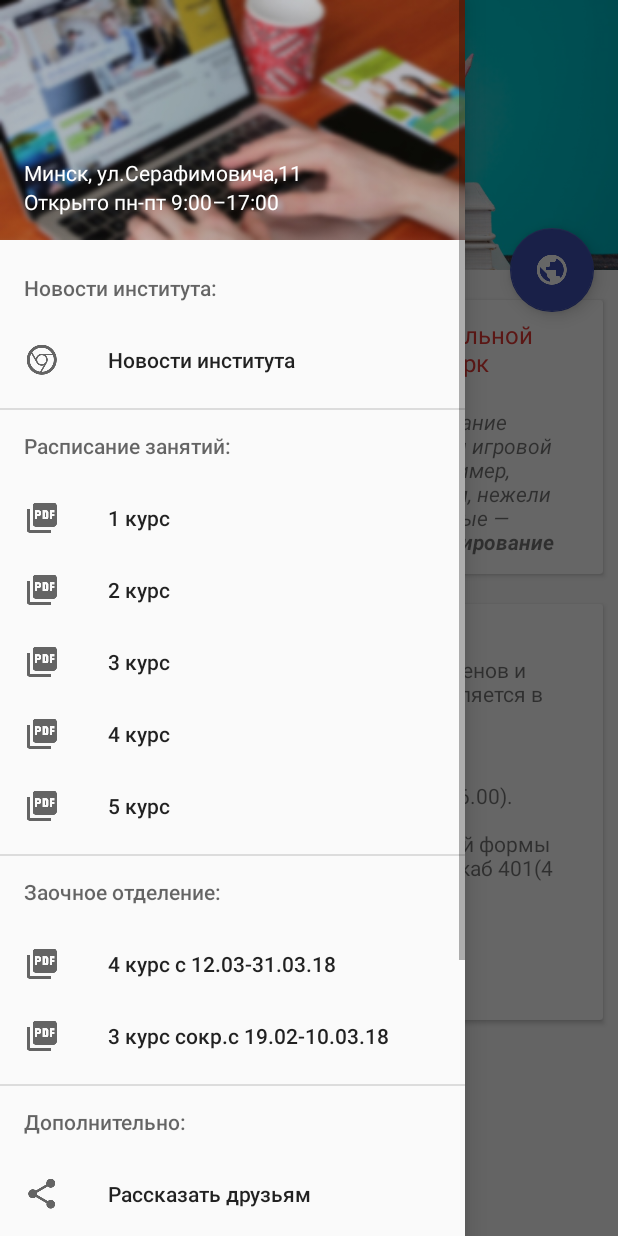
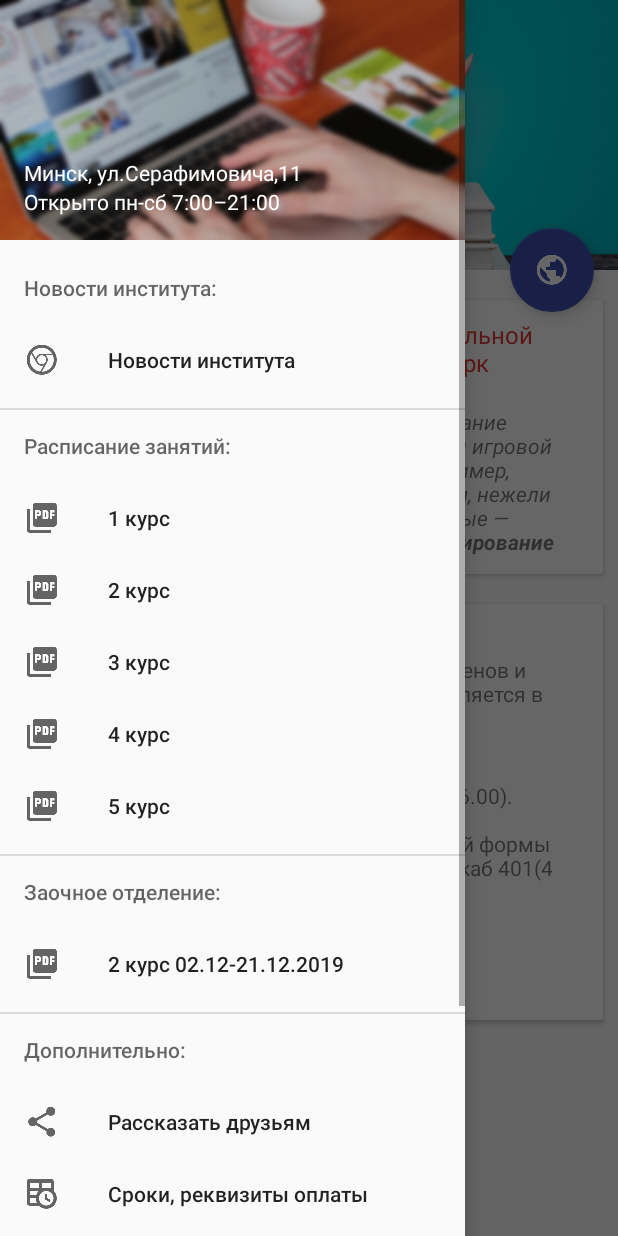
Before and after one commit to kiruha21/IPD3, an Android app: the screen it shows after launch (MainActivity), with the side drawer open, on a phone screen of 412 x 824 dp. Run offline under Robolectric (Android 15) with nearby library versions, the phone set to English and light mode, and no system bars.

Commit message:
1.19.19-YK2019.12.04

```diff
--- a/app/build.gradle
+++ b/app/build.gradle
@@ -9,8 +9,8 @@
         applicationId "com.yarashevich.kiryl.ipd"
         minSdkVersion 15
         targetSdkVersion 28
-        versionCode 48
-        versionName "1.19.18-YK2019.12.03"
+        versionCode 49
+        versionName "1.19.19-YK2019.12.04"
         testInstrumentationRunner "android.support.test.runner.AndroidJUnitRunner"
     }
     buildTypes {
--- a/app/src/main/java/com/yarashevich/kiryl/ipd/Zaochnoe_A.java
+++ b/app/src/main/java/com/yarashevich/kiryl/ipd/Zaochnoe_A.java
@@ -24,7 +24,7 @@
 // redirection occurs-—
         webView.setWebViewClient(new Callback());
 
-        String pdfURL = "http://www.uoipd.by/files/files/studentu/raspisanie/zaochnoe/Raspisanie_4k_s_12.03_po_31.03.2018.pdf";
+        String pdfURL = "http://www.uoipd.by/files/files/studentu/raspisanie/zaochnoe/Raspisanie_2_kurs_s_02.12po21.12.2019.pdf";
         webView.loadUrl(
                 "http://docs.google.com/gview?embedded=true&url=" + pdfURL);
 
--- a/app/src/main/res/layout/nav_header_main.xml
+++ b/app/src/main/res/layout/nav_header_main.xml
@@ -19,12 +19,12 @@
         android:layout_width="match_parent"
         android:layout_height="wrap_content"
         android:textColor="#ffffff"
-        android:text="Минск, ул.Серафимовича,11"/>
+        android:text="@string/a3"/>
     <TextView
         android:id="@+id/textView1"
         android:layout_width="match_parent"
         android:layout_height="wrap_content"
         android:textColor="#ffffff"
-        android:text="Открыто пн-пт 9:00–17:00"/>
+        android:text="@string/a4"/>
 
 </LinearLayout>
--- a/app/src/main/res/menu/activity_main_drawer.xml
+++ b/app/src/main/res/menu/activity_main_drawer.xml
@@ -41,10 +41,6 @@
                 android:id="@+id/zaochnoe_a"
                 android:icon="@drawable/ic_picture_as_pdf_black_24dp"
                 android:title="@string/zaochnoe_a" />
-            <item
-                android:id="@+id/zaochnoe_b"
-                android:icon="@drawable/ic_picture_as_pdf_black_24dp"
-                android:title="@string/zaochnoe_b" />
         </menu>
     </item>
 
--- a/app/src/main/res/values/strings.xml
+++ b/app/src/main/res/values/strings.xml
@@ -61,7 +61,7 @@
 
     <string name="timing">Сроки, реквизиты оплаты</string>
     <string name="phonebookipd">Телефонный справочник</string>
-    <string name="zaochnoe_a">4 курс c 12.03-31.03.18</string>
+    <string name="zaochnoe_a">2 курс 02.12-21.12.2019</string>
     <string name="zaochnoe_b">3 курс сокр.с 19.02-10.03.18</string>
     <string name="zaochnoe_c">3 курс 5 сессия 23.10-11.11.2017</string>
     <string name="zaochnoe_d">2 курс 09.10-28.10.2017</string>
@@ -75,8 +75,8 @@
 
     <string name="a1">Михаил ГРАБОВСКИЙ (Игрок национальной сборной Беларуси по хоккею, Нью-Йорк Айлендерс)</string>
     <string name="a2">Расписание звонков</string>
-    <string name="a3"> </string>
-    <string name="a4"> </string>
+    <string name="a3">Минск, ул.Серафимовича,11</string>
+    <string name="a4">Открыто пн-сб 7:00–21:00</string>
     <string name="a5"> </string>
     <string name="a6"> </string>
     <string name="a7"> </string>
```
Also changed, not shown: 8 other files.
